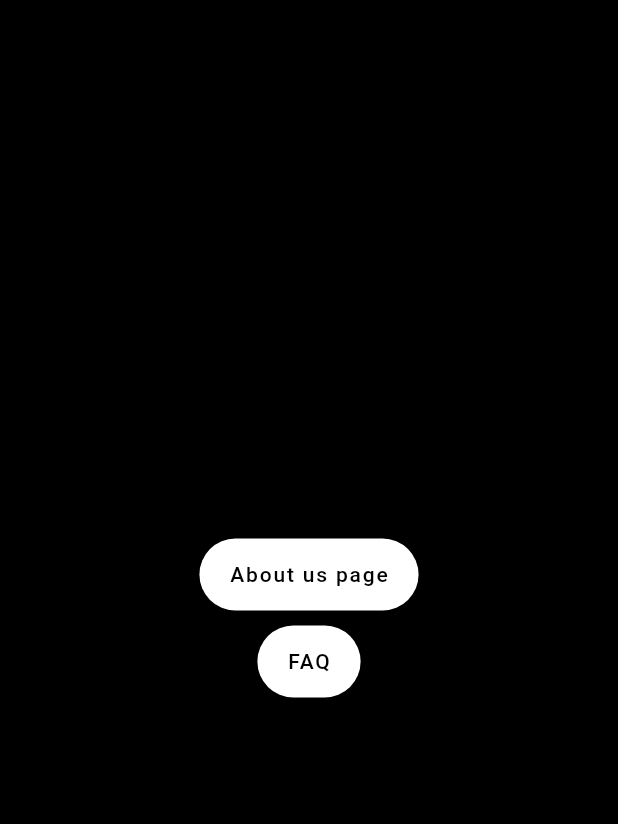
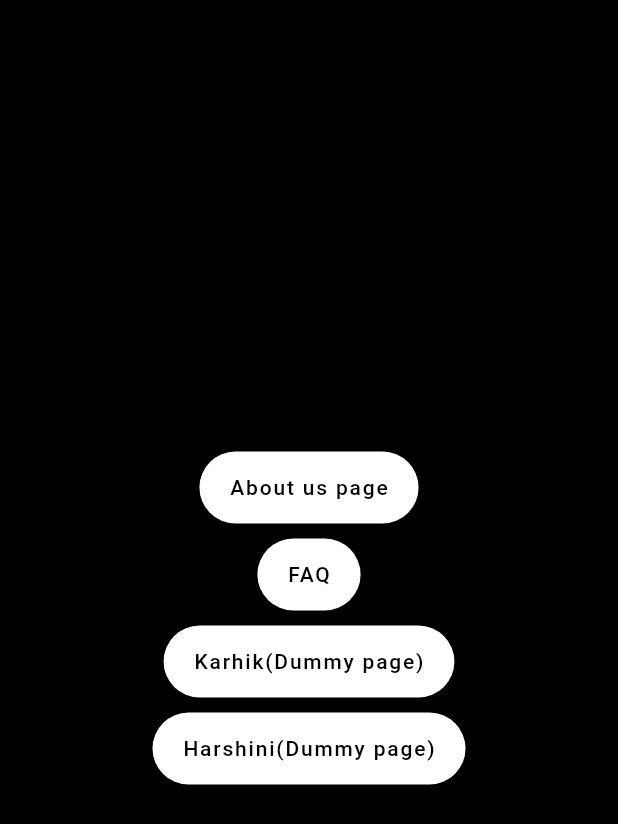
Before and after one commit to Prajeeth347/Sanbeen, a Flutter app: the screen it shows after launch, on a phone screen of 412 x 824 dp. Shown: the top 824 px of the screen. Run offline on Flutter 3.47's test engine with Material 2 defaults, Android fonts, the light colour scheme and no system bars.

Commit message:
Dummy files for karthik and harshini

```diff
--- a/lib/main.dart
+++ b/lib/main.dart
@@ -1,5 +1,7 @@
 import 'package:flutter/material.dart';
 import 'package:sanbeen_zedital/aboutuspage.dart';
+import 'package:sanbeen_zedital/hdummy.dart';
+import 'package:sanbeen_zedital/kdummy.dart';
 void main() {
   runApp(const MyApp());
 }
@@ -21,10 +23,12 @@
     return Scaffold(
       backgroundColor: Colors.black,
      body: Center(
+       child: SingleChildScrollView(
          child: Column(
           mainAxisAlignment: MainAxisAlignment.center,
           children: [
             FloatingActionButton.extended(
+                      heroTag: 'Aboutus',
                       onPressed: () {
                         Navigator.push(context, MaterialPageRoute(builder: (context) => aboutus()));
                       },
@@ -34,6 +38,7 @@
                     ),
                     SizedBox(height: 10,),
                     FloatingActionButton.extended(
+                      heroTag: 'FAQ',
                       onPressed: () {
                         Navigator.pushReplacement(context, MaterialPageRoute(builder: (context) => aboutus()));
                       },
@@ -41,7 +46,27 @@
                       backgroundColor: Colors.white,
                       foregroundColor: Colors.black,
                     ),
+                    SizedBox(height: 10,),
+                    FloatingActionButton.extended(
+                      heroTag: 'KDUMMY',
+                      onPressed: () {
+                        Navigator.push(context, MaterialPageRoute(builder: (context) => kdummy()));
+                      },
+                      label: Text('Karhik(Dummy page)'),
+                      backgroundColor: Colors.white,
+                      foregroundColor: Colors.black,
+                    ),
+                    SizedBox(height: 10,),FloatingActionButton.extended(
+                      heroTag: 'HDUMMY',
+                      onPressed: () {
+                        Navigator.push(context, MaterialPageRoute(builder: (context) => hdummy()));
+                      },
+                      label: Text('Harshini(Dummy page)'),
+                      backgroundColor: Colors.white,
+                      foregroundColor: Colors.black,
+                    ),
           ],
+          ),
        ),
      ),
     );
```
Also changed, not shown: lib/hdummy.dart (added, +13 -0 lines), lib/kdummy.dart (added, +12 -0 lines). Lines whose indentation alone changed are shown as unchanged.
